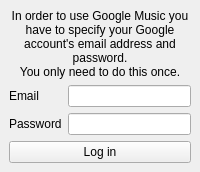
Old version of the form gpmp/ui/account_login.ui in the repository odiroot/PyGPMP.
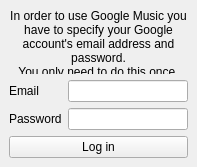
New version of the form.

Patch:
```diff
--- a/gpmp/ui/account_login.ui
+++ b/gpmp/ui/account_login.ui
@@ -2,6 +2,14 @@
 <ui version="4.0">
  <class>AccountLogin</class>
  <widget class="QMainWindow" name="AccountLogin">
+  <property name="geometry">
+   <rect>
+    <x>0</x>
+    <y>0</y>
+    <width>197</width>
+    <height>167</height>
+   </rect>
+  </property>
   <property name="windowTitle">
    <string>Log in to Google Music</string>
   </property>
```
Left out of the diff: 25 changed lines with no effect on the pictures.
